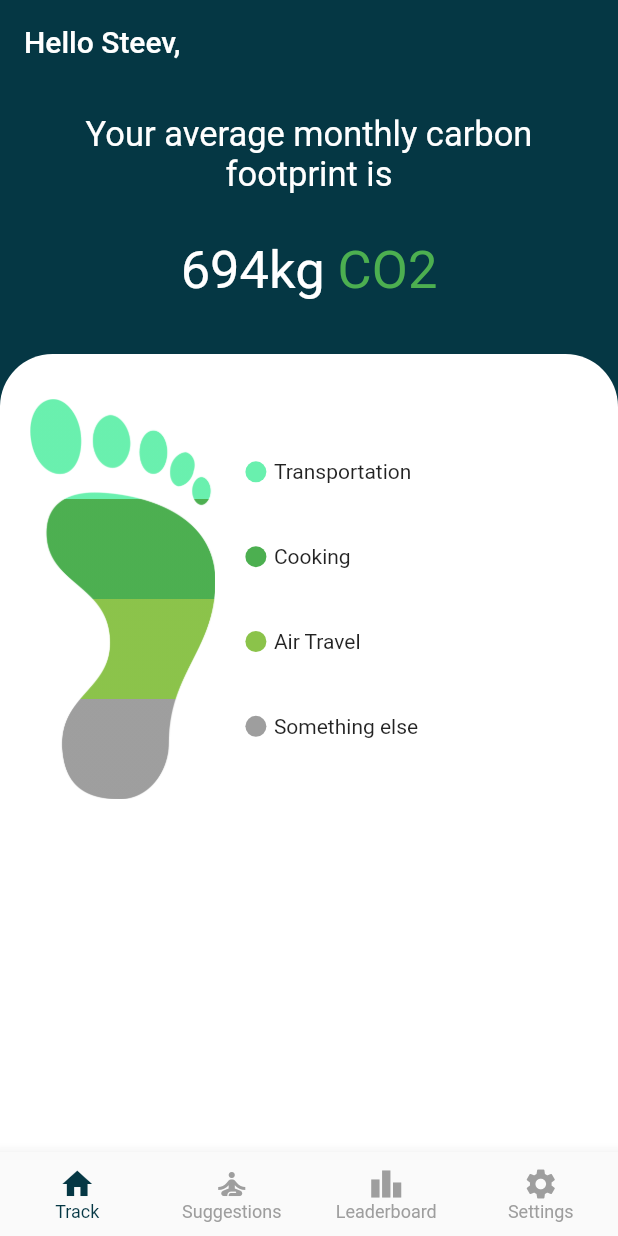
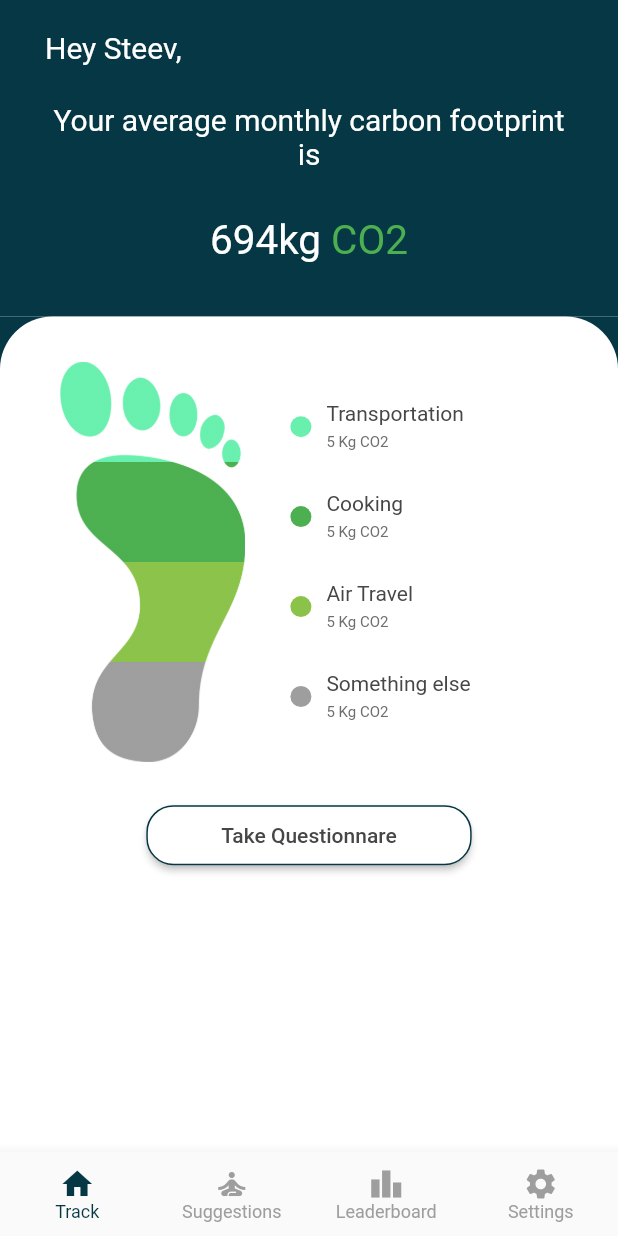
Before and after one commit to steevjames/Nirmaan-Project, a Flutter app: the screen it shows after launch, on a phone screen of 412 x 824 dp. Run offline on Flutter 3.47's test engine with Material 2 defaults, Android fonts, the light colour scheme and no system bars; our stand-ins replace font_awesome_flutter, google_sign_in, introduction_screen.

Commit message:
Home page edit

```diff
--- /dev/null
+++ b/lib/Homepage/Components/foot.dart
@@ -0,0 +1,92 @@
+import 'package:carbonfootprint/Components/styling.dart';
+import 'package:flutter/material.dart';
+
+Widget generateFoot(context) {
+  List<Map<String, dynamic>> data = [
+    {"name": "Transportation", "value": 5, "color": Colors.greenAccent},
+    {"name": "Cooking", "value": 5, "color": Colors.green},
+    {"name": "Air Travel", "value": 5, "color": Colors.lightGreen},
+    {"name": "Something else", "value": 5, "color": Colors.grey},
+  ];
+
+// Total value
+  int total = 0;
+  for (final i in data) {
+    total += i["value"];
+  }
+
+// List to provide as Color for gradient(which is made to solid lines by giving more stops)
+  List<Color> colorList = [];
+  for (final i in data) {
+    colorList.add(i["color"]);
+    colorList.add(i["color"]);
+  }
+
+// List to provide as stops to gradient.
+  List<double> stopList = [];
+  for (int i = 0, tillNow = 0; i < data.length; i++) {
+    stopList.add(tillNow / total);
+    tillNow += data[i]["value"];
+    stopList.add(tillNow / total);
+  }
+
+  return IntrinsicHeight(
+    child: Row(
+      crossAxisAlignment: CrossAxisAlignment.stretch,
+      children: [
+        SizedBox(width: 20),
+        ShaderMask(
+          blendMode: BlendMode.srcIn,
+          shaderCallback: (Rect bounds) {
+            return LinearGradient(
+              colors: colorList,
+              stops: stopList,
+              begin: Alignment.topCenter,
+              end: Alignment.bottomCenter,
+              tileMode: TileMode.mirror,
+            ).createShader(bounds);
+          },
+          child: Image(
+            width: MediaQuery.of(context).size.width * .3,
+            image: AssetImage("assets/foot.png"),
+          ),
+        ),
+        SizedBox(width: 30),
+        Expanded(
+          child: Column(
+            mainAxisAlignment: MainAxisAlignment.spaceEvenly,
+            crossAxisAlignment: CrossAxisAlignment.stretch,
+            children: List.generate(
+              data.length,
+              (index) => Row(
+                children: [
+                  CircleAvatar(
+                    radius: 7,
+                    backgroundColor: data[index]["color"],
+                  ),
+                  SizedBox(width: 10),
+                  Expanded(
+                    child: Column(
+                      crossAxisAlignment: CrossAxisAlignment.start,
+                      children: [
+                        Text(
+                          data[index]["name"],
+                          style: TextStyle(color: textColor, fontSize: 14),
+                        ),
+                        SizedBox(height: 5),
+                        Text(
+                          data[index]["value"].toString() + " Kg CO2",
+                          style: TextStyle(color: textColorLight, fontSize: 10),
+                        ),
+                      ],
+                    ),
+                  ),
+                ],
+              ),
+            ),
+          ),
+        ),
+      ],
+    ),
+  );
+}
--- a/lib/Homepage/Components/header.dart
+++ b/lib/Homepage/Components/header.dart
@@ -12,10 +12,15 @@ class HomePageHeader extends StatelessWidget {
       child: Column(
         crossAxisAlignment: CrossAxisAlignment.stretch,
         children: [
+          Text(
+            "Hey Steev,",
+            style: TextStyle(color: Colors.white, fontSize: 20),
+          ),
+          SizedBox(height: 25),
           Center(
             child: Text(
               "Your average monthly carbon footprint is",
-              style: TextStyle(color: Colors.white, fontSize: 23),
+              style: TextStyle(color: Colors.white, fontSize: 20),
               textAlign: TextAlign.center,
             ),
           ),
@@ -27,11 +32,11 @@ class HomePageHeader extends StatelessWidget {
             children: [
               Text(
                 carbonFootprint,
-                style: TextStyle(color: Colors.white, fontSize: 35),
+                style: TextStyle(color: Colors.white, fontSize: 27),
               ),
               Text(
                 " CO2",
-                style: TextStyle(color: Colors.green, fontSize: 35),
+                style: TextStyle(color: Colors.green, fontSize: 27),
               ),
             ],
           ),
--- a/lib/Homepage/homepage.dart
+++ b/lib/Homepage/homepage.dart
@@ -1,5 +1,8 @@
 import 'package:carbonfootprint/Components/styling.dart';
+import 'package:carbonfootprint/Components/zeroHeightAppbar.dart';
+import 'package:carbonfootprint/Homepage/Components/foot.dart';
 import 'package:carbonfootprint/Homepage/Components/header.dart';
+import 'package:carbonfootprint/Questions/questions.dart';
 import 'package:flutter/material.dart';
 
 class HomePage extends StatelessWidget {
@@ -7,12 +10,9 @@ class HomePage extends StatelessWidget {
   Widget build(BuildContext context) {
     return Scaffold(
       backgroundColor: Colors.white,
+
       // Zero height appbar: It avoids status bar
-      appBar: AppBar(
-        backgroundColor: primaryColor,
-        elevation: 0,
-        title: Text("Hello Steev,"),
-      ),
+      appBar: zeroHeightAppbar(),
 
       body: SingleChildScrollView(
         child: Column(
@@ -58,92 +58,37 @@ class BottomPart extends StatelessWidget {
         crossAxisAlignment: CrossAxisAlignment.stretch,
         children: [
           generateFoot(context),
+          SizedBox(height: 25),
+          Center(
+            child: RaisedButton(
+              child: Text(
+                "Take Questionnare",
+                style: TextStyle(
+                  color: textColor,
+                ),
+              ),
+              color: Colors.white,
+              padding: EdgeInsets.symmetric(
+                horizontal: 50,
+                vertical: 12,
+              ),
+              shape: RoundedRectangleBorder(
+                borderRadius: BorderRadius.circular(18.0),
+                side: BorderSide(
+                  color: primaryColor,
+                ),
+              ),
+              onPressed: () {
+                Navigator.push(
+                  context,
+                  MaterialPageRoute(builder: (context) => Question()),
+                );
+              },
+            ),
+          ),
+          SizedBox(height: 30),
         ],
       ),
     );
   }
 }
-
-Widget generateFoot(context) {
-  List<Map<String, dynamic>> data = [
-    {"name": "Transportation", "value": 5, "color": Colors.greenAccent},
-    {"name": "Cooking", "value": 5, "color": Colors.green},
-    {"name": "Air Travel", "value": 5, "color": Colors.lightGreen},
-    {"name": "Something else", "value": 5, "color": Colors.grey},
-  ];
-  var total = 0;
-  for (final i in data) {
-    total += i["value"];
-  }
-
-  List<Color> colorList = [];
-  for (final i in data) {
-    colorList.add(i["color"]);
-    colorList.add(i["color"]);
-  }
-
-  List stopList = [];
-
-  var tillNow = data[0]["value"] ~/ total;
-  stopList.add(tillNow / total);
-  for (int i = 1; i < data.length - 1; i++) {
-    tillNow += data[i]["value"];
-    stopList.add(tillNow / total);
-    stopList.add(tillNow / total);
-  }
-  stopList.add((tillNow + data[data.length - 1]["value"]) / total);
-
-  print(stopList);
-  return IntrinsicHeight(
-    child: Row(
-      crossAxisAlignment: CrossAxisAlignment.stretch,
-      children: [
-        ShaderMask(
-          blendMode: BlendMode.srcIn,
-          shaderCallback: (Rect bounds) {
-            return LinearGradient(
-              colors: colorList,
-              stops: [
-                0 / total,
-                5 / total,
-                5 / total,
-                10 / total,
-                10 / total,
-                15 / total,
-                15 / total,
-                20 / total,
-              ],
-              begin: Alignment.topCenter,
-              end: Alignment.bottomCenter,
-              tileMode: TileMode.mirror,
-            ).createShader(bounds);
-          },
-          child: Image(
-            width: MediaQuery.of(context).size.width * .3,
-            image: AssetImage("assets/foot.png"),
-          ),
-        ),
-        SizedBox(width: 20),
-        Expanded(
-          child: Column(
-            mainAxisAlignment: MainAxisAlignment.spaceEvenly,
-            crossAxisAlignment: CrossAxisAlignment.stretch,
-            children: List.generate(
-              data.length,
-              (index) => Row(
-                children: [
-                  CircleAvatar(
-                    radius: 7,
-                    backgroundColor: data[index]["color"],
-                  ),
-                  SizedBox(width: 5),
-                  Text(data[index]["name"])
-                ],
-              ),
-            ),
-          ),
-        ),
-      ],
-    ),
-  );
-}
```
